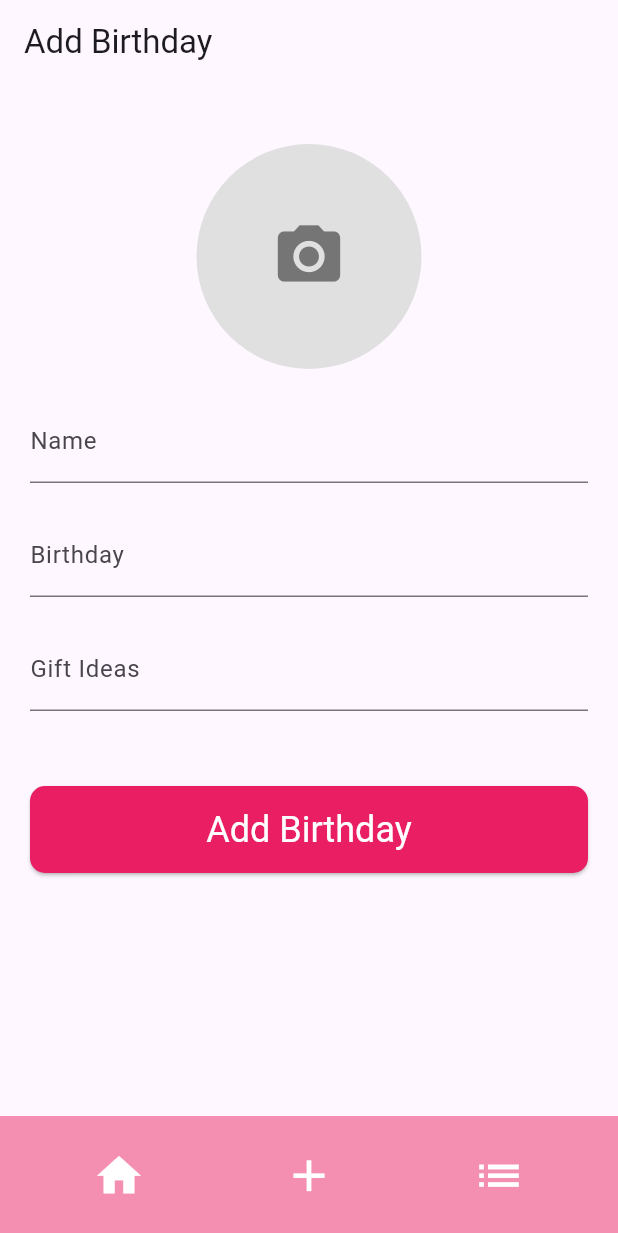
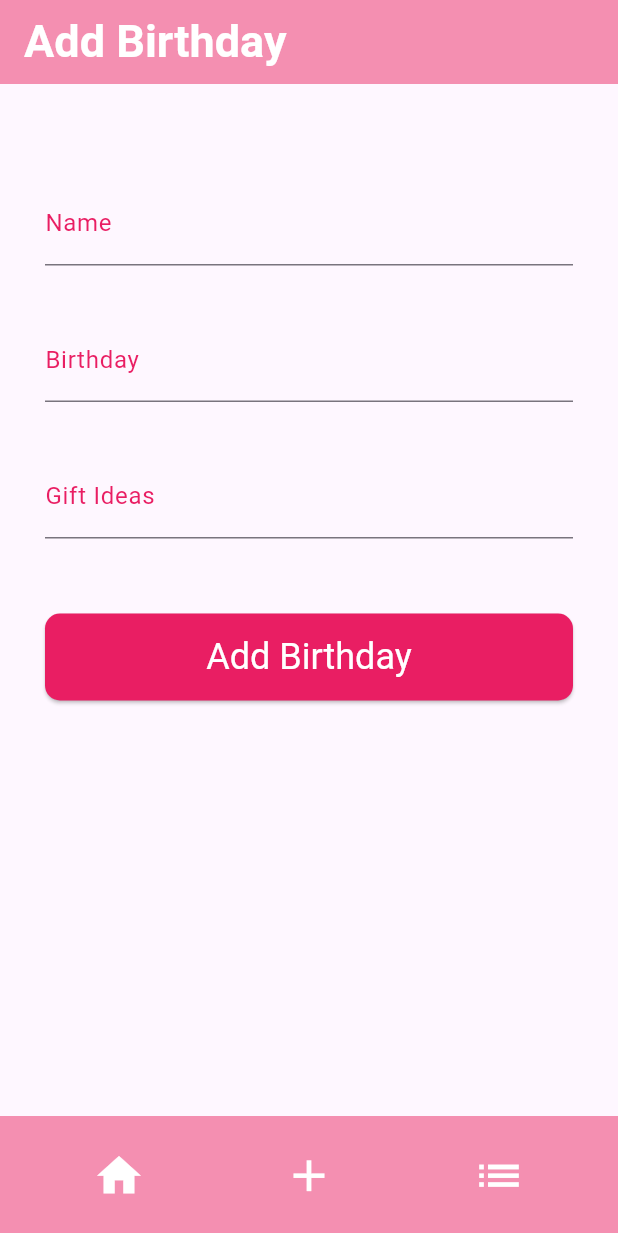
Before and after one commit to Frivox1/rememberme, a Flutter app: the screen it shows after launch, scrolled down 236 dp, after a tap on the "home" icon, after a tap on the "add" icon, on a phone screen of 412 x 824 dp. Shown: the top 1233 px of the screen. Run offline on Flutter 3.47's test engine with Material 3 defaults, Android fonts, the phone set to English and light mode, and no system bars; our stand-ins replace table_calendar.

Commit message:
nouveau ui pour page add

```diff
--- a/lib/main.dart
+++ b/lib/main.dart
@@ -4,10 +4,12 @@ import 'package:rememberme/screens/home_screen.dart';
 import 'package:rememberme/screens/list_screen.dart';
 
 void main() {
-  runApp(MyApp());
+  runApp(const MyApp());
 }
 
 class MyApp extends StatelessWidget {
+  const MyApp({super.key});
+
   @override
   Widget build(BuildContext context) {
     return MaterialApp(
@@ -15,15 +17,15 @@ class MyApp extends StatelessWidget {
       debugShowCheckedModeBanner: false,
       theme: ThemeData(
         primarySwatch: Colors.pink,
-        bottomNavigationBarTheme: BottomNavigationBarThemeData(
+        bottomNavigationBarTheme: const BottomNavigationBarThemeData(
           selectedItemColor: Colors.white,
         ),
       ),
       initialRoute: '/home',
       routes: {
-        '/home': (context) => HomeScreen(),
-        '/list': (context) => ListScreen(),
-        '/add': (context) => AddAnnifScreen(),
+        '/home': (context) => const HomeScreen(),
+        '/list': (context) => const ListScreen(),
+        '/add': (context) => const AddAnnifScreen(),
       },
     );
   }
--- a/lib/screens/add_annif.dart
+++ b/lib/screens/add_annif.dart
@@ -1,10 +1,11 @@
 import 'package:flutter/material.dart';
+import 'package:intl/intl.dart'; // Importation de la classe DateFormat
 import 'package:rememberme/widgets/navbar.dart';
 
 class AddAnnifScreen extends StatefulWidget {
   const AddAnnifScreen({
-    Key? key,
-  }) : super(key: key);
+    super.key,
+  });
 
   @override
   _AddAnnifScreenState createState() => _AddAnnifScreenState();
@@ -31,58 +32,91 @@ class _AddAnnifScreenState extends State<AddAnnifScreen> {
     super.dispose();
   }
 
+  Future<void> _selectDate(BuildContext context) async {
+    final DateTime? picked = await showDatePicker(
+      context: context,
+      initialDate: DateTime.now(),
+      firstDate: DateTime(1900),
+      lastDate: DateTime.now(),
+      builder: (BuildContext context, Widget? child) {
+        return Theme(
+          data: ThemeData.light().copyWith(
+            colorScheme: const ColorScheme.light(
+              primary: Colors.pink, // Change the primary color
+            ),
+          ),
+          child: child!,
+        );
+      },
+    );
+
+    if (picked != null && picked != DateTime.now()) {
+      // Formatage de la date sélectionnée
+      final formattedDate = DateFormat('dd/MM/yyyy').format(picked);
+      setState(() {
+        _birthdayController.text = formattedDate;
+      });
+    }
+  }
+
   @override
   Widget build(BuildContext context) {
     return Scaffold(
       appBar: AppBar(
-        title: const Text('Add Birthday'),
+        backgroundColor: Colors.pink[200],
+        title: const Text(
+          'Add Birthday',
+          style: TextStyle(
+            fontSize: 30,
+            color: Colors.white,
+            fontWeight: FontWeight.bold,
+          ),
+        ),
       ),
       body: Padding(
-        padding: const EdgeInsets.all(20.0),
+        padding: const EdgeInsets.all(30.0),
         child: ListView(
           children: [
-            SizedBox(height: 20),
-            // Bouton pour choisir la photo de profil
-            InkWell(
-              onTap: () {
-                // Logique pour choisir la photo de profil
-              },
-              child: Container(
-                width: 150,
-                height: 150,
-                decoration: BoxDecoration(
-                  color: Colors.grey[300],
-                  shape: BoxShape.circle,
-                ),
-                child: Icon(
-                  Icons.camera_alt,
-                  size: 50,
-                  color: Colors.grey[600],
-                ),
-              ),
-            ),
-            const SizedBox(height: 20),
+            const SizedBox(height: 35),
             // Champ de saisie pour le nom
             TextFormField(
               controller: _nameController,
               decoration: const InputDecoration(
                 labelText: 'Name',
+                labelStyle: TextStyle(color: Colors.pink),
+                focusedBorder: OutlineInputBorder(
+                  borderSide: BorderSide(color: Colors.pink),
+                ),
               ),
             ),
-            const SizedBox(height: 20),
+            const SizedBox(height: 35),
             // Champ de saisie pour la date d'anniversaire
             TextFormField(
               controller: _birthdayController,
+              onTap: () {
+                _selectDate(context);
+              },
+              readOnly: true, // Le champ de saisie est désactivé
               decoration: const InputDecoration(
                 labelText: 'Birthday',
+                labelStyle: TextStyle(
+                    color: Colors.pink), // Couleur du texte du libellé
+                focusedBorder: OutlineInputBorder(
+                  borderSide: BorderSide(color: Colors.pink),
+                ),
               ),
             ),
-            const SizedBox(height: 20),
+            const SizedBox(height: 35),
             // Champ de saisie pour les idées cadeaux
             TextFormField(
               controller: _giftIdeasController,
               decoration: const InputDecoration(
                 labelText: 'Gift Ideas',
+                labelStyle: TextStyle(
+                    color: Colors.pink), // Couleur du texte du libellé
+                focusedBorder: OutlineInputBorder(
+                  borderSide: BorderSide(color: Colors.pink),
+                ),
               ),
               maxLines: null, // Permet plusieurs lignes de texte
             ),
@@ -121,7 +155,7 @@ class _AddAnnifScreenState extends State<AddAnnifScreen> {
           ],
         ),
       ),
-      bottomNavigationBar: CustomBottomNavBar(),
+      bottomNavigationBar: const CustomBottomNavBar(),
     );
   }
 }
--- a/lib/screens/home_screen.dart
+++ b/lib/screens/home_screen.dart
@@ -3,6 +3,8 @@ import 'package:rememberme/widgets/navbar.dart';
 import 'package:rememberme/widgets/calendar.dart';
 
 class HomeScreen extends StatelessWidget {
+  const HomeScreen({super.key});
+
   @override
   Widget build(BuildContext context) {
     return Scaffold(
@@ -78,15 +80,15 @@ class HomeScreen extends StatelessWidget {
               ),
             ),
           ),
-          Padding(
-            padding: const EdgeInsets.all(15.0),
+          const Padding(
+            padding: EdgeInsets.all(15.0),
             child: MinimalCalendar(
                 events: {}), // Remplacez les données factices par les vraies données
           ),
-          SizedBox(height: 20),
+          const SizedBox(height: 20),
         ],
       ),
-      bottomNavigationBar: CustomBottomNavBar(),
+      bottomNavigationBar: const CustomBottomNavBar(),
     );
   }
 }
--- a/lib/screens/list_screen.dart
+++ b/lib/screens/list_screen.dart
@@ -1,18 +1,20 @@
 import 'package:flutter/material.dart';
 
 class ListScreen extends StatelessWidget {
+  const ListScreen({super.key});
+
   @override
   Widget build(BuildContext context) {
     return Scaffold(
       appBar: AppBar(
-        title: Text('List Screen'),
+        title: const Text('List Screen'),
       ),
       body: Center(
         child: ElevatedButton(
           onPressed: () {
             Navigator.pushReplacementNamed(context, '/add');
           },
-          child: Text('Go to Add Annif'),
+          child: const Text('Go to Add Annif'),
         ),
       ),
     );
--- a/lib/widgets/navbar.dart
+++ b/lib/widgets/navbar.dart
@@ -4,7 +4,7 @@ import 'package:rememberme/screens/home_screen.dart';
 import 'package:rememberme/screens/list_screen.dart';
 
 class CustomBottomNavBar extends StatelessWidget {
-  const CustomBottomNavBar({Key? key});
+  const CustomBottomNavBar({super.key});
 
   @override
   Widget build(BuildContext context) {
@@ -21,7 +21,7 @@ class CustomBottomNavBar extends StatelessWidget {
                 context,
                 MaterialPageRoute(
                   builder: (BuildContext context) {
-                    return HomeScreen();
+                    return const HomeScreen();
                   },
                 ),
               );
@@ -36,7 +36,7 @@ class CustomBottomNavBar extends StatelessWidget {
                 context,
                 MaterialPageRoute(
                   builder: (BuildContext context) {
-                    return AddAnnifScreen();
+                    return const AddAnnifScreen();
                   },
                 ),
               );
@@ -51,7 +51,7 @@ class CustomBottomNavBar extends StatelessWidget {
                 context,
                 MaterialPageRoute(
                   builder: (BuildContext context) {
-                    return ListScreen();
+                    return const ListScreen();
                   },
                 ),
               );
--- a/pubspec.yaml
+++ b/pubspec.yaml
@@ -36,6 +36,8 @@ dependencies:
   # Use with the CupertinoIcons class for iOS style icons.
   cupertino_icons: ^1.0.6
   table_calendar: ^3.1.1
+  image_picker: ^1.0.8
+  intl: ^0.19.0
 
 dev_dependencies:
   flutter_test:
```
Also changed, not shown: pubspec.lock, 12 other files.
